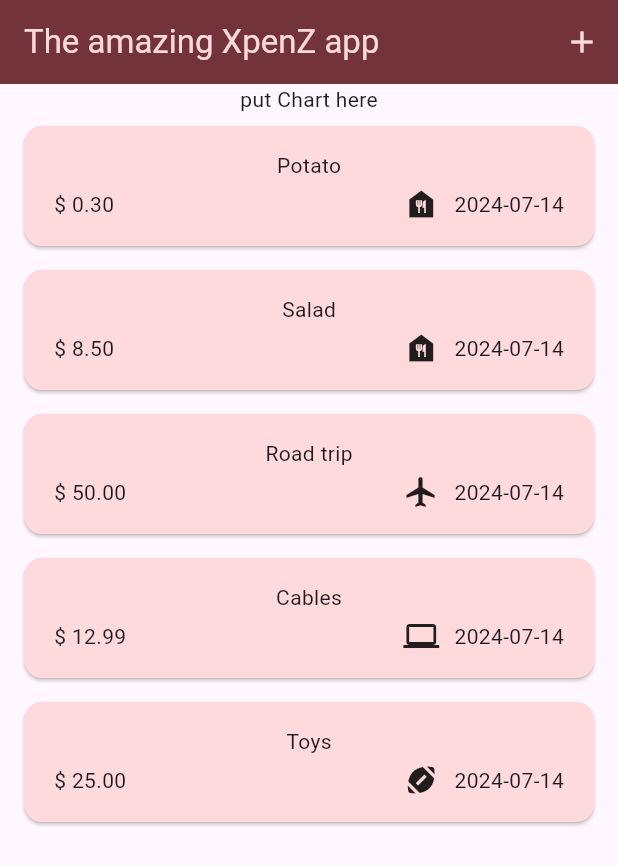
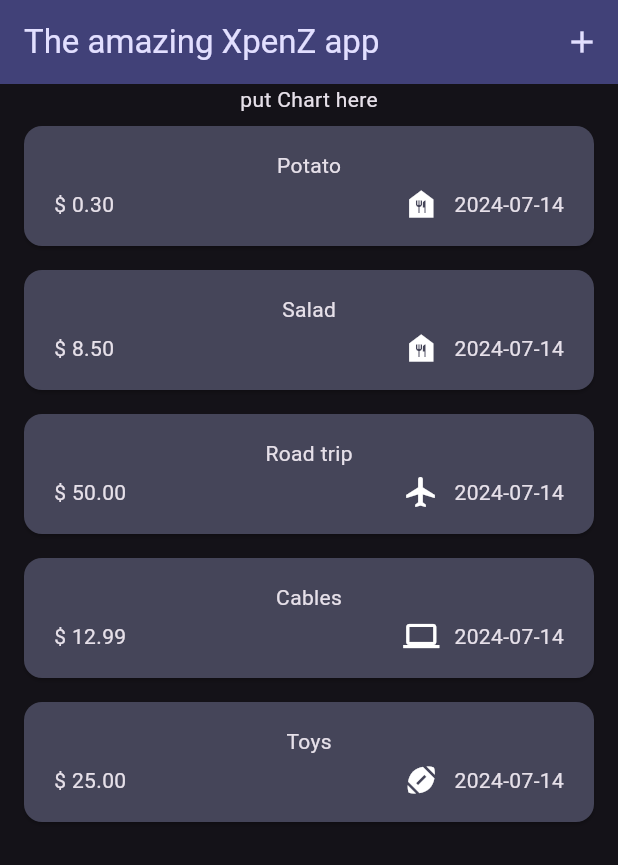
Before and after one commit to nevepura/expense_tracker, a Flutter app: the screen it shows after launch, on a phone screen of 412 x 824 dp. Shown: the top 865 px of the screen. Run offline on Flutter 3.47's test engine with Material 3 defaults, Android fonts, the phone set to English and light mode, and no system bars.

Commit message:
Added dark mode

```diff
--- a/lib/main.dart
+++ b/lib/main.dart
@@ -10,6 +10,11 @@ var kColorScheme = ColorScheme.fromSeed(
   seedColor: const Color.fromARGB(255, 100, 94, 94),
 );
 
+var kDarkColorScheme = ColorScheme.fromSeed(
+  seedColor: const Color.fromARGB(255, 23, 11, 131),
+  brightness: Brightness.dark,
+);
+
 class MyApp extends StatelessWidget {
   const MyApp({super.key});
 
@@ -18,6 +23,25 @@ class MyApp extends StatelessWidget {
   Widget build(BuildContext context) {
     return MaterialApp(
       home: const Expenses(),
+      darkTheme: ThemeData.dark().copyWith(
+        colorScheme: kDarkColorScheme,
+        appBarTheme: const AppBarTheme().copyWith(
+          backgroundColor: kDarkColorScheme.primaryContainer,
+          foregroundColor: kDarkColorScheme.onPrimaryContainer,
+        ),
+        cardTheme: const CardTheme().copyWith(
+          color: kDarkColorScheme.secondaryContainer,
+          margin: const EdgeInsets.symmetric(horizontal: 16, vertical: 8),
+        ),
+        snackBarTheme: const SnackBarThemeData().copyWith(
+          backgroundColor: kDarkColorScheme.tertiary,
+          actionTextColor: kDarkColorScheme.onTertiaryContainer,
+          actionBackgroundColor: kDarkColorScheme.tertiaryContainer,
+          contentTextStyle: const TextStyle().copyWith(
+            color: kDarkColorScheme.onTertiary,
+          ),
+        ),
+      ),
       theme: ThemeData().copyWith(
         colorScheme: kColorScheme,
         appBarTheme: const AppBarTheme().copyWith(
@@ -37,6 +61,7 @@ class MyApp extends StatelessWidget {
           ),
         ),
       ),
+      themeMode: ThemeMode.dark,
       debugShowCheckedModeBanner: false,
     );
   }
```
